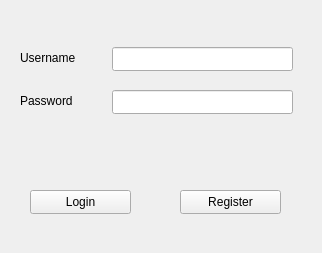
Above: loginwindow.ui from AdhamElRouby/Cinema-register-desktop-app before the change. Below: the same form after it.
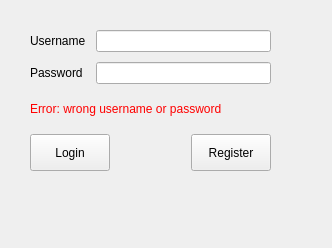
That is the form after the change.

Commit message: Edited Login Window Deisgn

```diff
--- a/loginwindow.ui
+++ b/loginwindow.ui
@@ -6,101 +6,119 @@
    <rect>
     <x>0</x>
     <y>0</y>
-    <width>322</width>
-    <height>253</height>
+    <width>332</width>
+    <height>248</height>
    </rect>
   </property>
   <property name="windowTitle">
    <string>LoginWindow</string>
   </property>
   <widget class="QWidget" name="centralwidget">
+   <widget class="QWidget" name="layoutWidget">
+    <property name="geometry">
+     <rect>
+      <x>30</x>
+      <y>30</y>
+      <width>241</width>
+      <height>141</height>
+     </rect>
+    </property>
+    <layout class="QVBoxLayout" name="verticalLayout">
+     <item>
+      <layout class="QFormLayout" name="formLayout">
+       <property name="horizontalSpacing">
+        <number>10</number>
+       </property>
+       <property name="verticalSpacing">
+        <number>10</number>
+       </property>
+       <item row="0" column="0">
    <widget class="QLabel" name="text_username">
-    <property name="geometry">
-     <rect>
-      <x>20</x>
-      <y>50</y>
-      <width>81</width>
-      <height>16</height>
-     </rect>
-    </property>
     <property name="text">
      <string>Username</string>
     </property>
    </widget>
+       </item>
+       <item row="0" column="1">
+        <widget class="QLineEdit" name="edit_username"/>
+       </item>
+       <item row="1" column="0">
    <widget class="QLabel" name="text_password">
-    <property name="geometry">
-     <rect>
-      <x>20</x>
-      <y>93</y>
-      <width>81</width>
-      <height>16</height>
-     </rect>
-    </property>
     <property name="text">
      <string>Password</string>
     </property>
    </widget>
-   <widget class="QLineEdit" name="edit_username">
-    <property name="geometry">
-     <rect>
-      <x>112</x>
-      <y>47</y>
-      <width>181</width>
-      <height>24</height>
-     </rect>
-    </property>
-   </widget>
+       </item>
+       <item row="1" column="1">
    <widget class="QLineEdit" name="edit_password">
-    <property name="geometry">
-     <rect>
-      <x>112</x>
-      <y>90</y>
-      <width>181</width>
-      <height>24</height>
-     </rect>
+         <property name="sizePolicy">
+          <sizepolicy hsizetype="Preferred" vsizetype="Fixed">
+           <horstretch>0</horstretch>
+           <verstretch>0</verstretch>
+          </sizepolicy>
     </property>
     <property name="echoMode">
      <enum>QLineEdit::Password</enum>
     </property>
    </widget>
+       </item>
+      </layout>
+     </item>
+     <item>
    <widget class="QLabel" name="text_error">
-    <property name="geometry">
-     <rect>
-      <x>20</x>
-      <y>160</y>
-      <width>271</width>
-      <height>16</height>
-     </rect>
+       <property name="styleSheet">
+        <string notr="true">color: red;
+</string>
     </property>
     <property name="text">
-     <string/>
-    </property>
-   </widget>
+        <string>Error: wrong username or password</string>
+       </property>
+      </widget>
+     </item>
+     <item>
+      <layout class="QHBoxLayout" name="horizontalLayout" stretch="1,3,1">
+       <item>
    <widget class="QPushButton" name="login_button">
-    <property name="geometry">
-     <rect>
-      <x>30</x>
-      <y>190</y>
-      <width>101</width>
-      <height>24</height>
-     </rect>
+         <property name="sizePolicy">
+          <sizepolicy hsizetype="Minimum" vsizetype="Preferred">
+           <horstretch>0</horstretch>
+           <verstretch>0</verstretch>
+          </sizepolicy>
     </property>
     <property name="text">
      <string>Login</string>
     </property>
    </widget>
+       </item>
+       <item>
+        <spacer name="horizontalSpacer">
+         <property name="orientation">
+          <enum>Qt::Horizontal</enum>
+         </property>
+         <property name="sizeHint" stdset="0">
+          <size>
+           <width>40</width>
+           <height>20</height>
+          </size>
+         </property>
+        </spacer>
+       </item>
+       <item>
    <widget class="QPushButton" name="register_button">
-    <property name="geometry">
-     <rect>
-      <x>180</x>
-      <y>190</y>
-      <width>101</width>
-      <height>24</height>
-     </rect>
+         <property name="sizePolicy">
+          <sizepolicy hsizetype="Minimum" vsizetype="Preferred">
+           <horstretch>0</horstretch>
+           <verstretch>0</verstretch>
+          </sizepolicy>
     </property>
     <property name="text">
      <string>Register</string>
     </property>
+        </widget>
+       </item>
+      </layout>
+     </item>
+    </layout>
    </widget>
   </widget>
  </widget>
```
Lines whose indentation alone changed are shown as unchanged. The commit also changes 3 other files.
